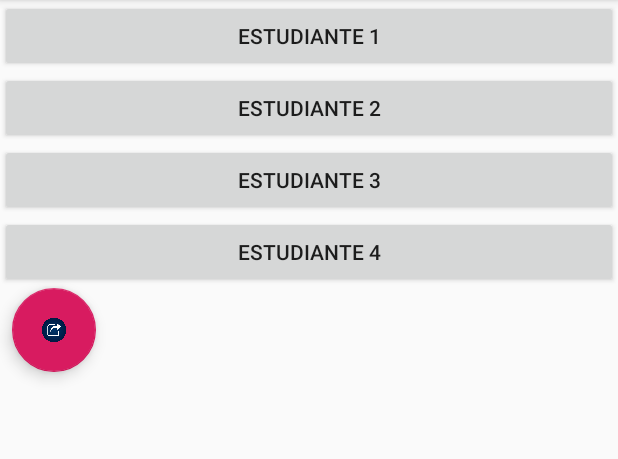
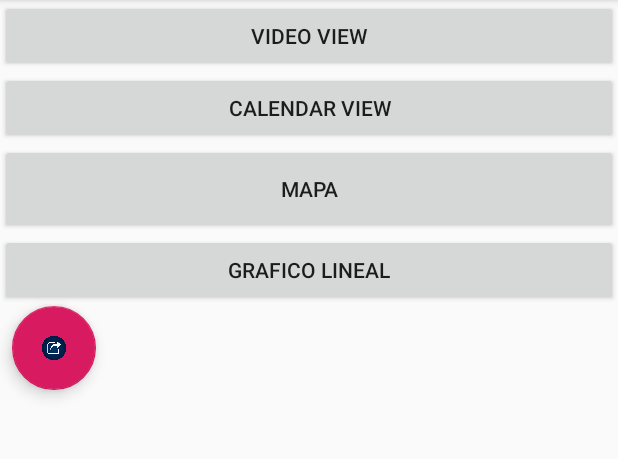
Before and after one commit to jonathan005/AMST_repo3, an Android app: the screen it shows after launch (MainActivity), on a phone screen of 412 x 824 dp, the part 84-543 px from its top. Run offline under Robolectric (Android 15) with nearby library versions, the phone set to English and light mode, and no system bars.

Commit message:
Mostrar mapa con Google maps

```diff
--- a/app/build.gradle
+++ b/app/build.gradle
@@ -22,6 +22,7 @@
     implementation fileTree(dir: 'libs', include: ['*.jar'])
     implementation 'com.android.support:appcompat-v7:28.0.0'
     implementation 'com.android.support.constraint:constraint-layout:1.1.3'
+    implementation 'com.google.android.gms:play-services-maps:16.1.0'
     testImplementation 'junit:junit:4.12'
     androidTestImplementation 'com.android.support.test:runner:1.0.2'
     androidTestImplementation 'com.android.support.test.espresso:espresso-core:3.0.2'
--- a/app/src/main/res/layout/activity_main.xml
+++ b/app/src/main/res/layout/activity_main.xml
@@ -15,25 +15,26 @@
             android:id="@+id/btn1"
             android:layout_width="match_parent"
             android:layout_height="wrap_content"
-            android:text="Estudiante 1" />
+            android:text="Video view" />
 
         <Button
             android:id="@+id/btn2"
             android:layout_width="match_parent"
             android:layout_height="wrap_content"
-            android:text="Estudiante 2" />
+            android:text="Calendar view" />
 
         <Button
             android:id="@+id/btn"
             android:layout_width="match_parent"
-            android:layout_height="wrap_content"
-            android:text="Estudiante 3" />
+            android:layout_height="60dp"
+            android:onClick="viewMap"
+            android:text="Mapa" />
 
         <Button
             android:id="@+id/btn4"
             android:layout_width="match_parent"
             android:layout_height="wrap_content"
-            android:text="Estudiante 4" />
+            android:text="Grafico lineal" />
 
         <android.support.design.widget.FloatingActionButton
             android:id="@+id/floatingActionButton"
--- a/app/src/main/res/values/strings.xml
+++ b/app/src/main/res/values/strings.xml
@@ -1,3 +1,4 @@
 <resources>
     <string name="app_name">AMST_GIT</string>
+    <string name="title_activity_maps">Map</string>
 </resources>
```
Also changed, not shown: app/src/debug/res/values/google_maps_api.xml (added, +26 -0 lines), app/src/main/AndroidManifest.xml (+23 -0 lines), app/src/main/java/com/example/estudiante/amst_git/MainActivity.java (+7 -0 lines), app/src/main/java/com/example/estudiante/amst_git/MapsActivity.java (added, +46 -0 lines), app/src/main/res/layout/activity_maps.xml (added, +9 -0 lines), 1 other file.
